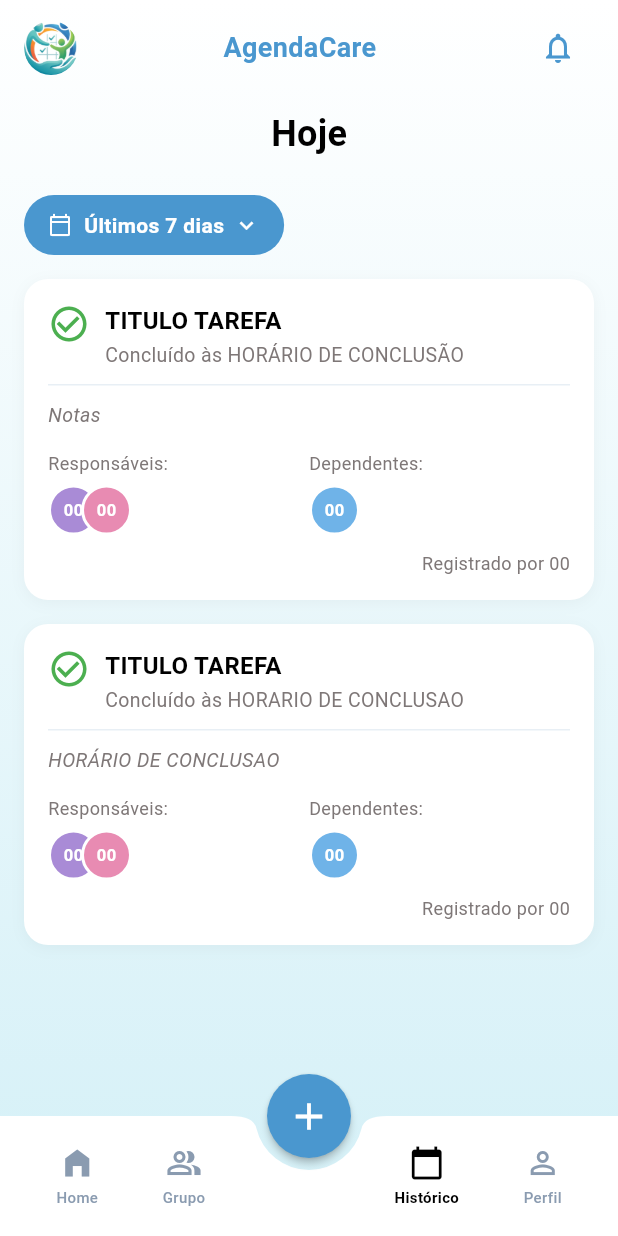
After one commit to guiresteves/AgendaCare, a Flutter app: the HistoryPage screen opened directly, on a phone screen of 412 x 824 dp. The commit adds this screen. Run offline on Flutter 3.47's test engine with Material 3 defaults, Android fonts, the phone set to English and light mode, and no system bars; our stand-ins replace firebase_auth, firebase_core; accounts and stored records are empty.

Commit message:
history_page
parte de sampleTasks com placeholders que vão ser finalizados no backend

```diff
--- a/lib/main.dart
+++ b/lib/main.dart
@@ -1,3 +1,4 @@
+import 'package:agendacare/presentation/pages/history_page.dart';
 import 'package:firebase_core/firebase_core.dart';
 import 'package:flutter/material.dart';
 
@@ -17,7 +18,7 @@ class MyApp extends StatelessWidget {
   Widget build(BuildContext context) {
     return const MaterialApp(
       debugShowCheckedModeBanner: false,
-      home: WelcomePage(),
+      home: WelcomePage(),//
     );
   }
 }
--- /dev/null
+++ b/lib/presentation/pages/history_page.dart
@@ -0,0 +1,428 @@
+import 'package:flutter/material.dart';
+
+const _primaryBlue = Color(0xFF4A97CF);
+const _textDark = Colors.black;
+const _textMuted = Color(0xFF7E7777);
+const _divider = Color(0xFFE8EFF5);
+
+const _avatarPurple = Color(0xFFA98BD6);
+const _avatarPink = Color(0xFFE88BB2);
+const _avatarBlue = Color(0xFF6FB3E8);
+
+class _TaskRecord {
+  const _TaskRecord({
+    required this.title,
+    required this.completedAt,
+    required this.notes,
+    required this.registeredBy,
+    required this.responsaveis,
+    required this.dependentes,
+  });
+
+  final String title;
+  final String completedAt;
+  final String notes;
+  final String registeredBy;
+  final List<_Avatar> responsaveis;
+  final List<_Avatar> dependentes;
+}
+
+class _Avatar {
+  const _Avatar({required this.initials, required this.color});
+  final String initials;
+  final Color color;
+}
+
+const _sampleTasks = [
+  _TaskRecord(
+    //Marcados como Placeholder são partes que só irão ser completadas quando for fazer o backend
+    title: 'TITULO TAREFA', // Placeholder
+    completedAt: 'HORÁRIO DE CONCLUSÃO', // Placeholder
+    notes: 'Notas', // Placeholder
+    registeredBy: '00', // Placeholder
+    responsaveis: [
+      _Avatar(initials: '00', color: _avatarPurple), // Placeholder
+      _Avatar(initials: '00', color: _avatarPink), // Placeholder
+    ],
+    dependentes: [
+      _Avatar(initials: '00', color: _avatarBlue), // Placeholder
+    ],
+  ),
+  _TaskRecord(
+    title: 'TITULO TAREFA', // Placeholder
+    completedAt: 'HORARIO DE CONCLUSAO', // Placeholder
+    notes: 'HORÁRIO DE CONCLUSAO', // Placeholder
+    registeredBy: '00', // Placeholder
+    responsaveis: [
+      _Avatar(initials: '00', color: _avatarPurple), // Placeholder
+      _Avatar(initials: '00', color: _avatarPink), // Placeholder
+    ],
+    dependentes: [
+      _Avatar(initials: '00', color: _avatarBlue), // Placeholder
+    ],
+  ),
+];
+
+class HistoryPage extends StatelessWidget {
+  const HistoryPage({super.key});
+
+  Widget _buildNavItem(IconData icon, String label, bool isActive) {
+    final color = isActive ? Colors.black : const Color(0xFF8A9BB0);
+    return Column(
+      mainAxisSize: MainAxisSize.min,
+      mainAxisAlignment: MainAxisAlignment.center,
+      children: [
+        Icon(icon, color: color, size: 24),
+        const SizedBox(height: 4),
+        Text(
+          label,
+          style: TextStyle(
+            fontSize: 10,
+            fontWeight: isActive ? FontWeight.w700 : FontWeight.w500,
+            color: color,
+          ),
+        ),
+      ],
+    );
+  }
+
+  @override
+  Widget build(BuildContext context) {
+    return Scaffold(
+      backgroundColor: Colors.transparent,
+      extendBody: true,
+      floatingActionButton: FloatingActionButton(
+        onPressed: () {},
+        backgroundColor: _primaryBlue,
+        shape: const CircleBorder(),
+        elevation: 2,
+        child: const Icon(Icons.add, color: Colors.white, size: 30),
+      ),
+      floatingActionButtonLocation: FloatingActionButtonLocation.centerDocked,
+      bottomNavigationBar: BottomAppBar(
+        color: Colors.white,
+        shape: const CircularNotchedRectangle(),
+        notchMargin: 8,
+        child: SizedBox(
+          height: 60,
+          child: Row(
+            mainAxisAlignment: MainAxisAlignment.spaceAround,
+            children: [
+              _buildNavItem(Icons.home_filled, 'Home', false),
+              _buildNavItem(Icons.people_alt_outlined, 'Grupo', false),
+              const SizedBox(width: 40),
+              _buildNavItem(Icons.calendar_today, 'Histórico', true),
+              _buildNavItem(Icons.person_outline, 'Perfil', false),
+            ],
+          ),
+        ),
+      ),
+      body: Container(
+        decoration: const BoxDecoration(
+          gradient: LinearGradient(
+            begin: Alignment.topCenter,
+            end: Alignment.bottomCenter,
+            colors: [
+              Colors.white,
+              Color(0xFFD4F0F7),
+            ],
+          ),
+        ),
+        child: SafeArea(
+          bottom: false,
+          child: Column(
+            crossAxisAlignment: CrossAxisAlignment.stretch,
+            children: [
+              _AppBar(),
+              Expanded(
+                child: ListView(
+                  padding: const EdgeInsets.fromLTRB(16, 0, 16, 80),
+                  children: [
+                    const SizedBox(height: 12),
+                    Align(
+                      alignment: Alignment.centerLeft,
+                      child: _FilterChip(),
+                    ),
+                    const SizedBox(height: 16),
+                    ..._sampleTasks.map((task) => _TaskCard(task: task)),
+                  ],
+                ),
+              ),
+            ],
+          ),
+        ),
+      ),
+    );
+  }
+}
+
+class _AppBar extends StatelessWidget {
+  @override
+  Widget build(BuildContext context) {
+    return Padding(
+      padding: const EdgeInsets.symmetric(horizontal: 16, vertical: 8),
+      child: Column(
+        crossAxisAlignment: CrossAxisAlignment.start,
+        children: [
+          Row(
+            children: [
+              Container(
+                width: 36,
+                height: 36,
+                decoration: const BoxDecoration(
+                  shape: BoxShape.circle,
+                  color: Colors.white,
+                ),
+                child: ClipOval(
+                  child: Image.asset(
+                    'assets/images/app_logo.png',
+                    fit: BoxFit.cover,
+                    errorBuilder: (_, __, ___) => const Icon(
+                      Icons.favorite_rounded,
+                      color: _primaryBlue,
+                      size: 20,
+                    ),
+                  ),
+                ),
+              ),
+              const Expanded(
+                child: Text(
+                  'AgendaCare',
+                  textAlign: TextAlign.center,
+                  style: TextStyle(
+                    fontSize: 18,
+                    fontWeight: FontWeight.w700,
+                    color: _primaryBlue,
+                  ),
+                ),
+              ),
+              IconButton(
+                icon: const Icon(Icons.notifications_outlined, color: _primaryBlue),
+                onPressed: () {},
+                padding: EdgeInsets.zero,
+                constraints: const BoxConstraints(minWidth: 36, minHeight: 36),
+              ),
+            ],
+          ),
+          const SizedBox(height: 16),
+          const Center(
+            child: Text(
+              'Hoje',
+              style: TextStyle(
+                fontSize: 24,
+                fontWeight: FontWeight.w700,
+                color: _textDark,
+              ),
+            ),
+          ),
+          const SizedBox(height: 4),
+        ],
+      ),
+    );
+  }
+}
+
+class _FilterChip extends StatelessWidget {
+  @override
+  Widget build(BuildContext context) {
+    return GestureDetector(
+      onTap: () {},
+      child: Container(
+        padding: const EdgeInsets.symmetric(horizontal: 16, vertical: 10),
+        decoration: BoxDecoration(
+          color: _primaryBlue,
+          borderRadius: BorderRadius.circular(20),
+        ),
+        child: Row(
+          mainAxisSize: MainAxisSize.min,
+          children: const [
+            Icon(Icons.calendar_today_outlined, color: Colors.white, size: 16),
+            SizedBox(width: 8),
+            Text(
+              'Últimos 7 dias',
+              style: TextStyle(
+                color: Colors.white,
+                fontSize: 14,
+                fontWeight: FontWeight.w600,
+              ),
+            ),
+            SizedBox(width: 6),
+            Icon(Icons.expand_more, color: Colors.white, size: 18),
+          ],
+        ),
+      ),
+    );
+  }
+}
+
+class _TaskCard extends StatelessWidget {
+  const _TaskCard({required this.task});
+
+  final _TaskRecord task;
+
+  @override
+  Widget build(BuildContext context) {
+    return Container(
+      margin: const EdgeInsets.only(bottom: 16),
+      decoration: BoxDecoration(
+        color: Colors.white,
+        borderRadius: BorderRadius.circular(16),
+        boxShadow: [
+          BoxShadow(
+            color: Colors.black.withOpacity(0.04),
+            blurRadius: 8,
+            offset: const Offset(0, 2),
+          ),
+        ],
+      ),
+      child: Padding(
+        padding: const EdgeInsets.all(16),
+        child: Column(
+          crossAxisAlignment: CrossAxisAlignment.start,
+          children: [
+            Row(
+              crossAxisAlignment: CrossAxisAlignment.start,
+              children: [
+                const Icon(
+                  Icons.check_circle_outline,
+                  color: Color(0xFF4CAF50),
+                  size: 28,
+                ),
+                const SizedBox(width: 10),
+                Expanded(
+                  child: Column(
+                    crossAxisAlignment: CrossAxisAlignment.start,
+                    children: [
+                      Text(
+                        task.title,
+                        style: const TextStyle(
+                          fontSize: 16,
+                          fontWeight: FontWeight.w700,
+                          color: _textDark,
+                        ),
+                      ),
+                      const SizedBox(height: 2),
+                      Text(
+                        'Concluído às ${task.completedAt}',
+                        style: const TextStyle(
+                          fontSize: 13,
+                          color: _textMuted,
+                        ),
+                      ),
+                    ],
+                  ),
+                ),
+              ],
+            ),
+            const SizedBox(height: 10),
+            const Divider(color: _divider, thickness: 1, height: 1),
+            const SizedBox(height: 10),
+            Text(
+              task.notes,
+              style: const TextStyle(
+                fontSize: 13,
+                color: _textMuted,
+                fontStyle: FontStyle.italic,
+              ),
+            ),
+            const SizedBox(height: 14),
+            Row(
+              crossAxisAlignment: CrossAxisAlignment.start,
+              children: [
+                Expanded(
+                  child: Column(
+                    crossAxisAlignment: CrossAxisAlignment.start,
+                    children: [
+                      const Text(
+                        'Responsáveis:',
+                        style: TextStyle(fontSize: 12, color: _textMuted),
+                      ),
+                      const SizedBox(height: 6),
+                      _AvatarStack(avatars: task.responsaveis),
+                    ],
+                  ),
+                ),
+                Expanded(
+                  child: Column(
+                    crossAxisAlignment: CrossAxisAlignment.start,
+                    children: [
+                      const Text(
+                        'Dependentes:',
+                        style: TextStyle(fontSize: 12, color: _textMuted),
+                      ),
+                      const SizedBox(height: 6),
+                      _AvatarStack(avatars: task.dependentes),
+                    ],
+                  ),
+                ),
+              ],
+            ),
+            const SizedBox(height: 10),
+            Align(
+              alignment: Alignment.centerRight,
+              child: Text(
+                'Registrado por ${task.registeredBy}',
+                style: const TextStyle(fontSize: 12, color: _textMuted),
+              ),
+            ),
+          ],
+        ),
+      ),
+    );
+  }
+}
+
+class _AvatarStack extends StatelessWidget {
+  const _AvatarStack({required this.avatars});
+
+  final List<_Avatar> avatars;
+
+  static const double _size = 34;
+  static const double _overlap = 12;
+
+  @override
+  Widget build(BuildContext context) {
+    return SizedBox(
+      height: _size,
+      width: _size + (_avatarWidth * (avatars.length - 1)),
+      child: Stack(
+        children: List.generate(avatars.length, (i) {
+          return Positioned(
+            left: i * _avatarWidth,
+            child: _AvatarCircle(avatar: avatars[i]),
+          );
+        }),
+      ),
+    );
+  }
+
+  double get _avatarWidth => _size - _overlap;
+}
+
+class _AvatarCircle extends StatelessWidget {
+  const _AvatarCircle({required this.avatar});
+
+  final _Avatar avatar;
+
+  @override
+  Widget build(BuildContext context) {
+    return Container(
+      width: 34,
+      height: 34,
+      decoration: BoxDecoration(
+        shape: BoxShape.circle,
+        color: avatar.color,
+        border: Border.all(color: Colors.white, width: 2),
+      ),
+      alignment: Alignment.center,
+      child: Text(
+        avatar.initials,
+        style: const TextStyle(
+          color: Colors.white,
+          fontSize: 11,
+          fontWeight: FontWeight.w700,
+        ),
+      ),
+    );
+  }
+}
```
Also changed, not shown: pubspec.lock, 1 other file.
